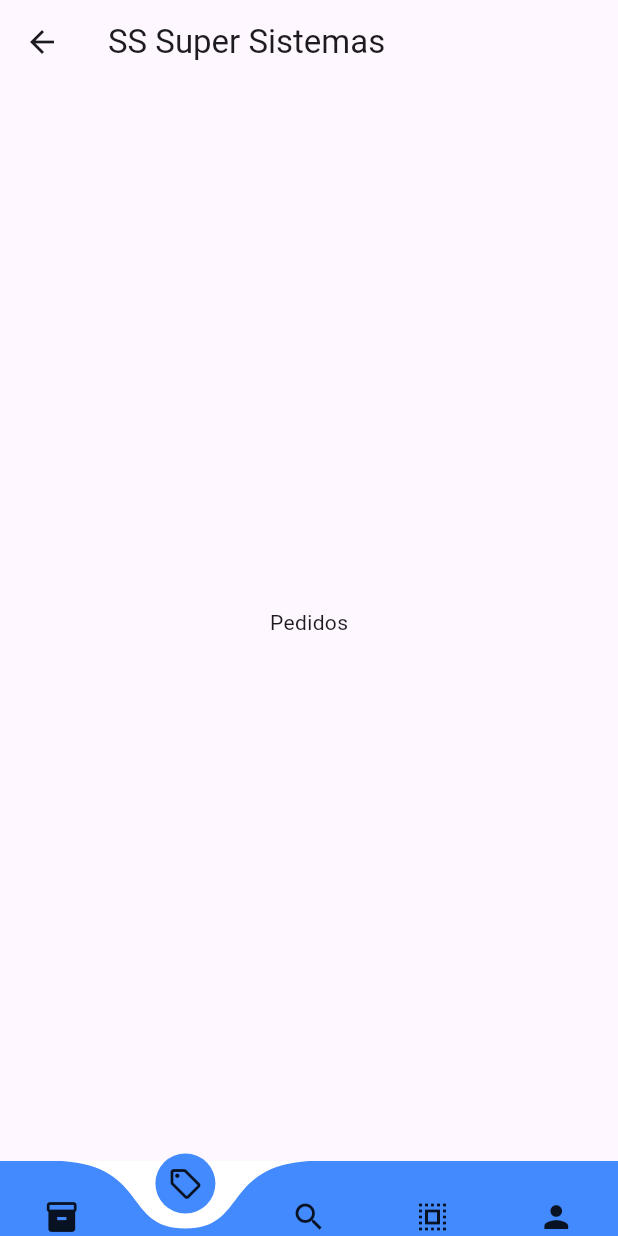
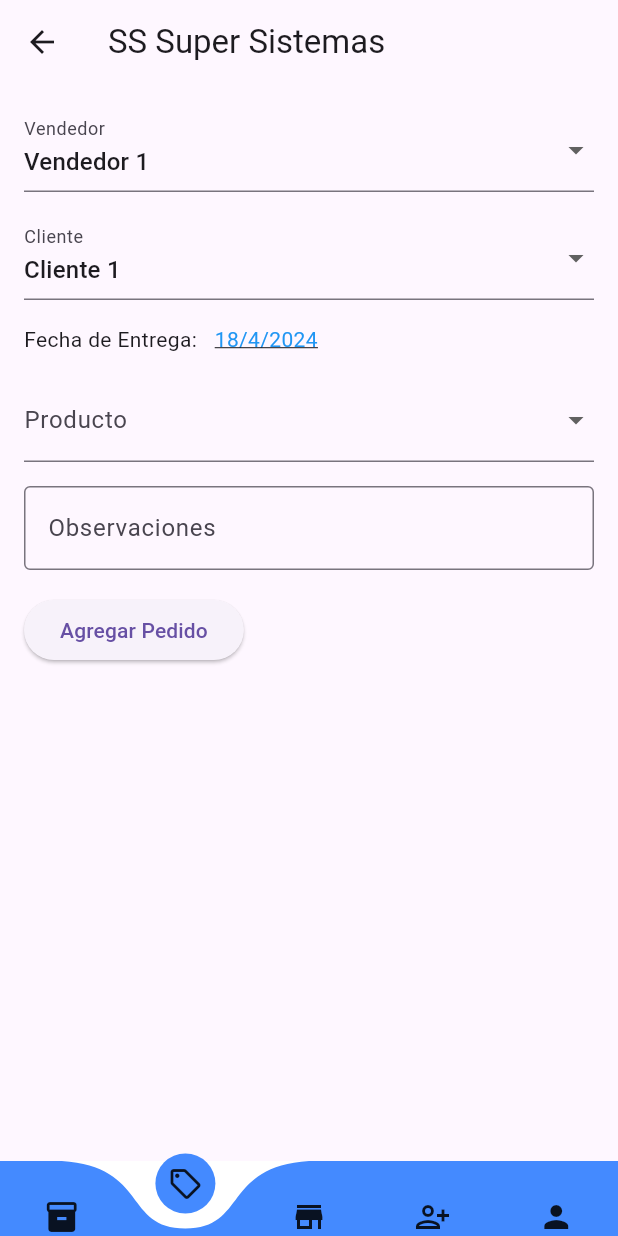
Before and after one commit to Victor-8a/SYNC-PRO-MOBILE, a Flutter app: the SecondPage screen opened directly, item 2 of the bottom bar chosen, on a phone screen of 412 x 824 dp. Run offline on Flutter 3.47's test engine with Material 3 defaults, Android fonts, the phone set to English and light mode, and no system bars; drawn by our look-alikes of curved_navigation_bar; network calls fail.

Commit message:
cambios en las clases, se agegaron nuevas

```diff
--- a/lib/pagina_pedidos.dart
+++ b/lib/pagina_pedidos.dart
@@ -1,12 +1,134 @@
 import 'package:flutter/material.dart';
+import 'seleccionar_producto.dart';
 
 class PaginaPedidos extends StatelessWidget {
-  const PaginaPedidos({super.key});
+  const PaginaPedidos({Key? key}) : super(key: key);
 
   @override
   Widget build(BuildContext context) {
-    return const Center(
-      child: Text('Pedidos'),
+    String _selectedSalesperson = 'Vendedor 1';
+    String _selectedClient = 'Cliente 1';
+    DateTime _selectedDate = DateTime.now();
+    final List<String> _selectedProducts = [];
+    String _observations = '';
+
+    return Scaffold(
+      body: SingleChildScrollView(
+        padding: const EdgeInsets.all(16.0),
+        child: Column(
+          crossAxisAlignment: CrossAxisAlignment.start,
+          children: [
+            DropdownButtonFormField<String>(
+              value: _selectedSalesperson,
+              onChanged: (newValue) {
+                // Aquí puedes manejar el cambio de vendedor seleccionado
+              },
+              items: ['Vendedor 1', 'Vendedor 2', 'Vendedor 3']
+                  .map((vendedor) {
+                    return DropdownMenuItem(
+                      value: vendedor,
+                      child: Text(vendedor),
+                    );
+                  }).toList(),
+              decoration: const InputDecoration(
+                labelText: 'Vendedor',
+              ),
+            ),
+            const SizedBox(height: 16.0),
+            DropdownButtonFormField<String>(
+              value: _selectedClient,
+              onChanged: (newValue) {
+                Navigator.push(
+                  context,
+                  MaterialPageRoute(builder: (context) => seleccionar_producto()), // Navega a la pantalla de selección de productos
+                );
+              },
+              items: ['Cliente 1', 'Cliente 2', 'Cliente 3']
+                  .map((cliente) {
+                    return DropdownMenuItem(
+                      value: cliente,
+                      child: Text(cliente),
+                    );
+                  }).toList(),
+              decoration: const InputDecoration(
+                labelText: 'Cliente',
+              ),
+            ),
+            const SizedBox(height: 16.0),
+            Row(
+              children: [
+                const Text('Fecha de Entrega: '),
+                const SizedBox(width: 8.0),
+                InkWell(
+                  onTap: () {
+                    _selectDate(context);
+                  },
+                  child: Text(
+                    '${_selectedDate.day}/${_selectedDate.month}/${_selectedDate.year}',
+                    style: const TextStyle(
+                      color: Colors.blue,
+                      decoration: TextDecoration.underline,
+                    ),
+                  ),
+                ),
+              ],
+            ),
+            const SizedBox(height: 16.0),
+            DropdownButtonFormField<String>(
+              value: null,
+              onChanged: (newValue) {
+                Navigator.push(
+                  context,
+                  MaterialPageRoute(builder: (context) => seleccionar_producto()), // Navega a la pantalla de selección de productos
+                );
+              },
+              items: ['Producto 1', 'Producto 2', 'Producto 3']
+                  .map((producto) {
+                    return DropdownMenuItem(
+                      value: producto,
+                      child: Text(producto),
+                    );
+                  }).toList(),
+              decoration: const InputDecoration(
+                labelText: 'Producto',
+              ),
+            ),
+            // Resto del contenido del segundo código
+            const SizedBox(height: 16.0),
+            TextField(
+              onChanged: (value) {
+                _observations = value;
+              },
+              decoration: const InputDecoration(
+                labelText: 'Observaciones',
+                border: OutlineInputBorder(),
+              ),
+            ),
+            const SizedBox(height: 16.0),
+            ElevatedButton(
+              onPressed: () {
+                // Aquí puedes agregar la lógica para agregar el pedido
+                // a tu sistema o enviarlo a tu API
+              },
+              child: const Text('Agregar Pedido'),
+            ),
+          ],
+        ),
+      ),
     );
   }
+
+  Future<void> _selectDate(BuildContext context) async {
+    final DateTime? pickedDate = await showDatePicker(
+      context: context,
+      initialDate: DateTime.now(),
+      firstDate: DateTime.now(),
+      lastDate: DateTime(2101),
+    );
+
+    if (pickedDate != null) {
+      // Actualiza la fecha seleccionada
+
+    }
+  }
 }
--- a/lib/second_page.dart
+++ b/lib/second_page.dart
@@ -61,8 +61,8 @@ class _SecondPageState extends State<SecondPage> {
         items: const  <Widget>[
           Icon(Icons.inventory),
           Icon(Icons.sell_outlined),
-          Icon(Icons.search),
-          Icon(Icons.select_all_sharp),
+          Icon(Icons.store_sharp),
+          Icon(Icons.person_add_alt),
           Icon(Icons.person),
         ],
         onTap: _onItemTapped,
--- /dev/null
+++ b/lib/seleccionar_producto.dart
@@ -0,0 +1,15 @@
+import 'package:flutter/material.dart';
+class seleccionar_producto extends StatelessWidget {
+  @override
+  Widget build(BuildContext context) {
+    // Aquí puedes implementar la lógica para mostrar una lista de productos
+    return Scaffold(
+      appBar: AppBar(
+        title: Text('Seleccionar Producto'),
+      ),
+      body: Center(
+        child: Text('Pantalla de Selección de Productos'),
+      ),
+    );
+  }
+}
```
Also changed, not shown: lib/seleccionar_clientes.dart (added, +16 -0 lines).
